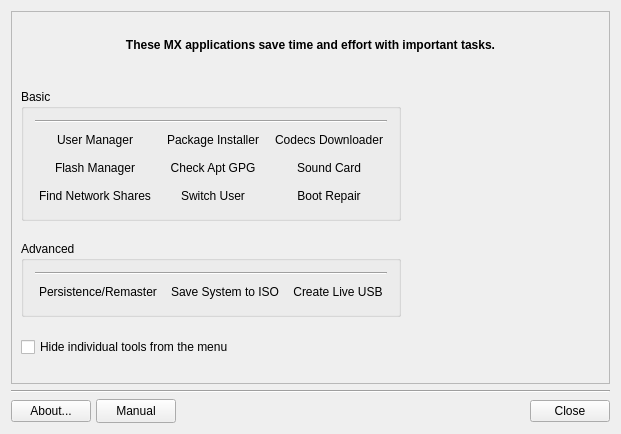
The window that mxtools.ui (AdrianTM/mx-tools) describes before a commit, drawn with Qt 5.
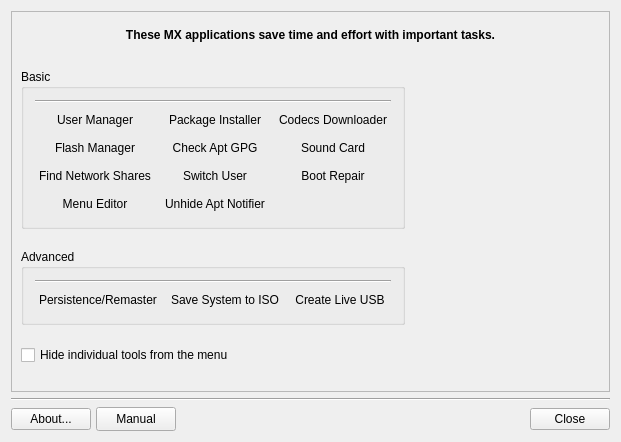
The same window after the commit. Icons and pictures are not drawn. Custom widgets are drawn as their Qt base class.

Commit message: added menu editor, re-added unhide apt notifier

The edit to the form file:
```diff
--- a/mxtools.ui
+++ b/mxtools.ui
@@ -497,6 +497,40 @@
            </property>
           </widget>
          </item>
+         <item row="4" column="0">
+          <widget class="FlatButton" name="buttonMenuEditor">
+           <property name="toolTip">
+            <string>Xfce menu editor.</string>
+           </property>
+           <property name="text">
+            <string>Menu Editor</string>
+           </property>
+           <property name="icon">
+            <iconset>
+             <normaloff>../../../../../../../usr/share/pixmaps/mx/mx-menu-editor.png</normaloff>../../../../../../../usr/share/pixmaps/mx/mx-menu-editor.png</iconset>
+           </property>
+           <property name="flat">
+            <bool>true</bool>
+           </property>
+          </widget>
+         </item>
+         <item row="4" column="1">
+          <widget class="FlatButton" name="buttonAptNotifier">
+           <property name="toolTip">
+            <string>Show the tray applet to notify of system and application updates.</string>
+           </property>
+           <property name="text">
+            <string>Unhide Apt Notifier</string>
+           </property>
+           <property name="icon">
+            <iconset>
+             <normaloff>../../../../../../../usr/share/icons/mnotify-some.png</normaloff>../../../../../../../usr/share/icons/mnotify-some.png</iconset>
+           </property>
+           <property name="flat">
+            <bool>true</bool>
+           </property>
+          </widget>
+         </item>
         </layout>
        </widget>
       </item>
```
Left out of the diff: 3 changed lines with no effect on the pictures. The commit also changes 21 other files.
